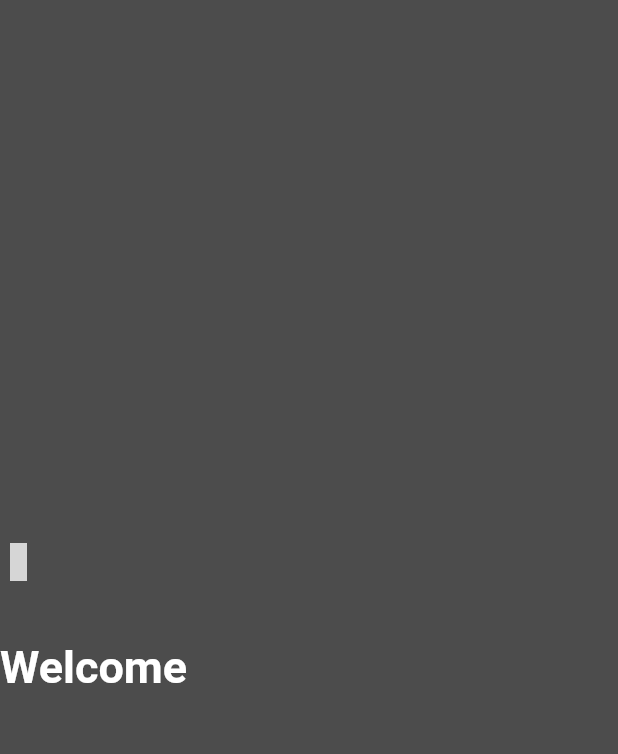
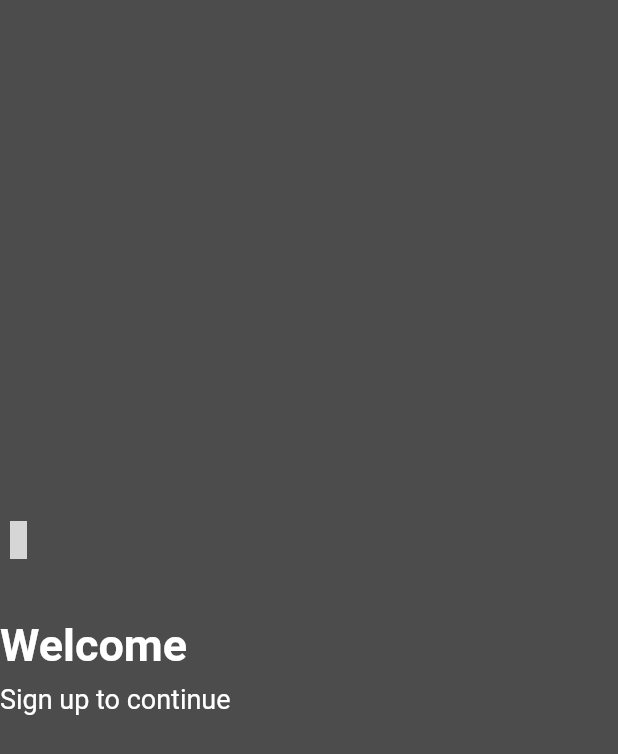
Before and after one commit to Devsaci/grocery_app_hadi_v2, a Flutter app: the RegisterScreen screen opened by its route, on a phone screen of 412 x 824 dp. Shown: the top 754 px of the screen. Run offline on Flutter 3.47's test engine with Material 2 defaults, Android fonts, the phone set to English and light mode, and no system bars; drawn by our look-alikes of card_swiper; our stand-ins replace fancy_shimmer_image, flutter_iconly, shared_preferences; accounts and stored records are empty; grey boxes are pictures that could not be loaded.

Commit message:
TextWidget Sign up to continue

```diff
--- a/lib/screens/auth/register.dart
+++ b/lib/screens/auth/register.dart
@@ -58,6 +58,13 @@ class _RegisterScreenState extends State<RegisterScreen> {
                 color: Colors.white,
                 textSize: 30,
                 isTitle: true,
+              ),
+              const SizedBox(height: 8),
+              TextWidget(
+                text: "Sign up to continue",
+                color: Colors.white,
+                textSize: 18,
+                isTitle: false,
               )
             ],
           )
```
